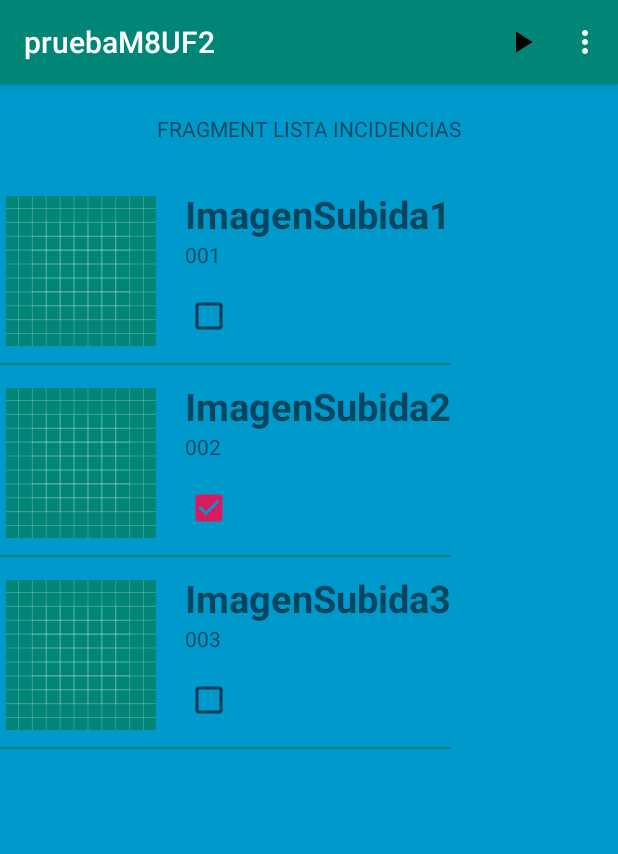
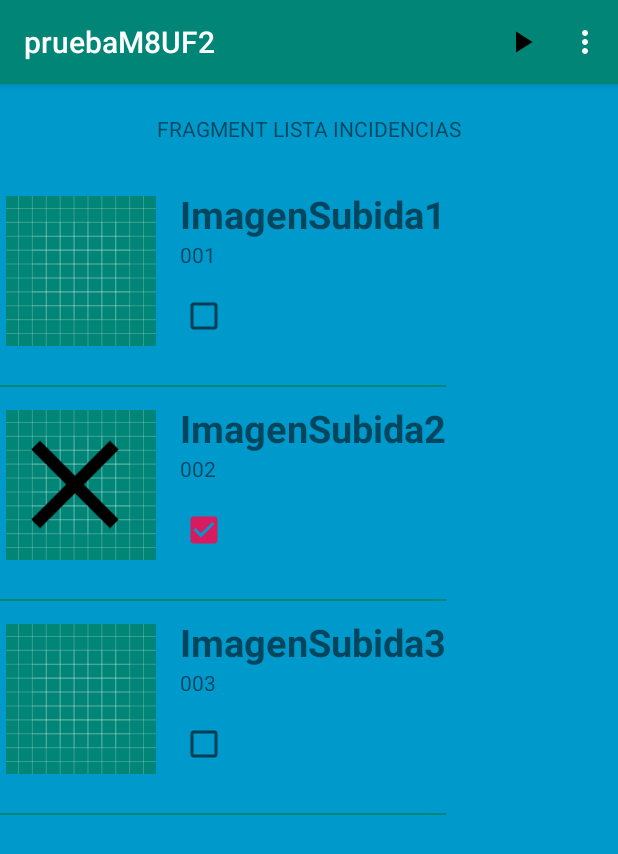
Before and after one commit to isaacmartinezimv/TestingFeatures, an Android app: the screen it shows after launch (MainActivity), in the options menu, after a tap on "Ver Incidencias", on a phone screen of 412 x 824 dp. Shown: the top 854 px of the screen. Run offline under Robolectric (Android 15) with nearby library versions, the phone set to English and light mode, and no system bars; our stand-ins replace Firebase (no records; nobody signed in at launch, a user with empty details on screens opened directly).

Commit message:
Animation on recyclerView working

```diff
--- a/app/src/main/java/com/example/isaac/pruebam8uf2/recyclerAdapter.java
+++ b/app/src/main/java/com/example/isaac/pruebam8uf2/recyclerAdapter.java
@@ -1,54 +1,91 @@
 package com.example.isaac.pruebam8uf2;
-
 import android.support.annotation.NonNull;
 import android.support.v7.widget.RecyclerView;
 import android.view.LayoutInflater;
 import android.view.View;
 import android.view.ViewGroup;
+import android.view.animation.AlphaAnimation;
 import android.widget.CheckBox;
+import android.widget.CompoundButton;
 import android.widget.ImageView;
 import android.widget.TextView;
+import android.widget.Toast;
 
 import java.util.ArrayList;
 
-public class recyclerAdapter extends RecyclerView.Adapter<recyclerAdapter.recyclerViewHolder> {
+public class recyclerAdapter extends RecyclerView.Adapter<recyclerAdapter.recyclerViewHolder>{
+    ArrayList<ImageUploadInfo> myList;
 
-    ArrayList<ImageUploadInfo> mylist;
-
-    public recyclerAdapter(ArrayList<ImageUploadInfo> mylist) {
-        this.mylist = mylist;
+    public recyclerAdapter(ArrayList<ImageUploadInfo> myList) {
+        this.myList = myList;
     }
 
+    @NonNull
     @Override
-    public recyclerViewHolder onCreateViewHolder( ViewGroup parent, int position) {
-        View view = LayoutInflater.from(parent.getContext()).inflate(R.layout.item_list,null,false);
-
+    public recyclerViewHolder onCreateViewHolder(@NonNull ViewGroup parent, int viewType) {
+        View view = LayoutInflater.from(parent.getContext()).inflate(R.layout.item_list, null, false);
         return new recyclerViewHolder(view);
     }
 
     @Override
-    public void onBindViewHolder(recyclerViewHolder holder, int position) {
-        holder.myName.setText(mylist.get(position).getImageName());
-        holder.myCheckBox.setChecked(mylist.get(position).isStatus());
-        holder.myInfo.setText((mylist.get(position).getImageURL()));
+    public void onBindViewHolder(@NonNull final recyclerViewHolder holder, final int position) {
+        holder.txtName.setText(myList.get(position).getImageName());
+        holder.txtInformacion.setText(myList.get(position).getImageURL());
+        holder.myCheckBox.setChecked(myList.get(position).isStatus());
+
+        if (holder.myCheckBox.isChecked()) {
+            holder.cross.setVisibility(View.VISIBLE);
+        } else {
+            holder.cross.setVisibility(View.INVISIBLE);
+        }
+
+        holder.myCheckBox.setOnCheckedChangeListener(new CompoundButton.OnCheckedChangeListener() {
+            @Override
+            public void onCheckedChanged(CompoundButton buttonView, boolean isChecked) {
+                if (isChecked) {
+                    Toast.makeText(buttonView.getContext(), "Is checked " + position, Toast.LENGTH_SHORT).show();
+                    setFadeAnimation(holder.cross);
+                } else {
+                    Toast.makeText(buttonView.getContext(), "Not checked " + position, Toast.LENGTH_SHORT).show();
+                    setFadeOutAnimation(holder.cross);
+                }
+            }
+        });
+    }
+
+    private void setFadeAnimation(View view){
+        AlphaAnimation anim = new AlphaAnimation(0.0f, 1.0f);
+        anim.setDuration(1000);
+        view.startAnimation(anim);
+        view.setVisibility(View.VISIBLE);
+    }
+
+    private void setFadeOutAnimation(View view){
+        AlphaAnimation anim = new AlphaAnimation(1.0f, 0.0f);
+        anim.setDuration(1000);
+        view.startAnimation(anim);
+        view.setVisibility(View.INVISIBLE);
     }
 
     @Override
     public int getItemCount() {
-        return mylist.size();
+        return myList.size();
     }
 
     public class recyclerViewHolder extends RecyclerView.ViewHolder {
-        TextView myName, myInfo;
-        ImageView myImage;
+        TextView txtName, txtInformacion;
         CheckBox myCheckBox;
+        ImageView foto, cross;
 
-        public recyclerViewHolder(View itemView) {
+
+        public recyclerViewHolder(@NonNull final View itemView) {
             super(itemView);
-            myName = itemView.findViewById(R.id.idNombre);
-            myInfo = itemView.findViewById(R.id.idInfo);
-            myImage = itemView.findViewById(R.id.idImagen);
-            myCheckBox = itemView.findViewById(R.id.idCheckBox);
+            txtName = (TextView) itemView.findViewById(R.id.idNombre);
+            txtInformacion = (TextView) itemView.findViewById(R.id.idInfo);
+            foto = (ImageView) itemView.findViewById(R.id.idImagen);
+            myCheckBox = (CheckBox) itemView.findViewById(R.id.idCheckBox);
+            cross = (ImageView) itemView.findViewById(R.id.idCross);
+
         }
     }
 }
--- a/app/src/main/res/layout/item_list.xml
+++ b/app/src/main/res/layout/item_list.xml
@@ -6,7 +6,7 @@
     android:layout_width="match_parent"
     android:layout_height="match_parent">
 
-    <LinearLayout
+    <FrameLayout
         android:layout_width="match_parent"
         android:layout_height="wrap_content"
         android:orientation="horizontal">
@@ -19,10 +19,17 @@
             android:layout_marginTop="15dp"
             android:layout_marginRight="15dp"/>
 
+        <ImageView
+            android:id="@+id/idCross"
+            android:layout_width="100dp"
+            android:layout_height="130dp"
+            android:src="@drawable/ic_close_black_24dp"/>
+
         <LinearLayout
             android:layout_width="match_parent"
             android:layout_height="match_parent"
-            android:orientation="vertical">
+            android:orientation="vertical"
+            android:layout_marginLeft="120dp">
 
             <TextView
                 android:id="@+id/idNombre"
@@ -47,7 +54,7 @@
                 android:layout_height="wrap_content"
                 />
         </LinearLayout>
-    </LinearLayout>
+    </FrameLayout>
     <TextView
         android:layout_width="match_parent"
         android:layout_height="1dp"
```
